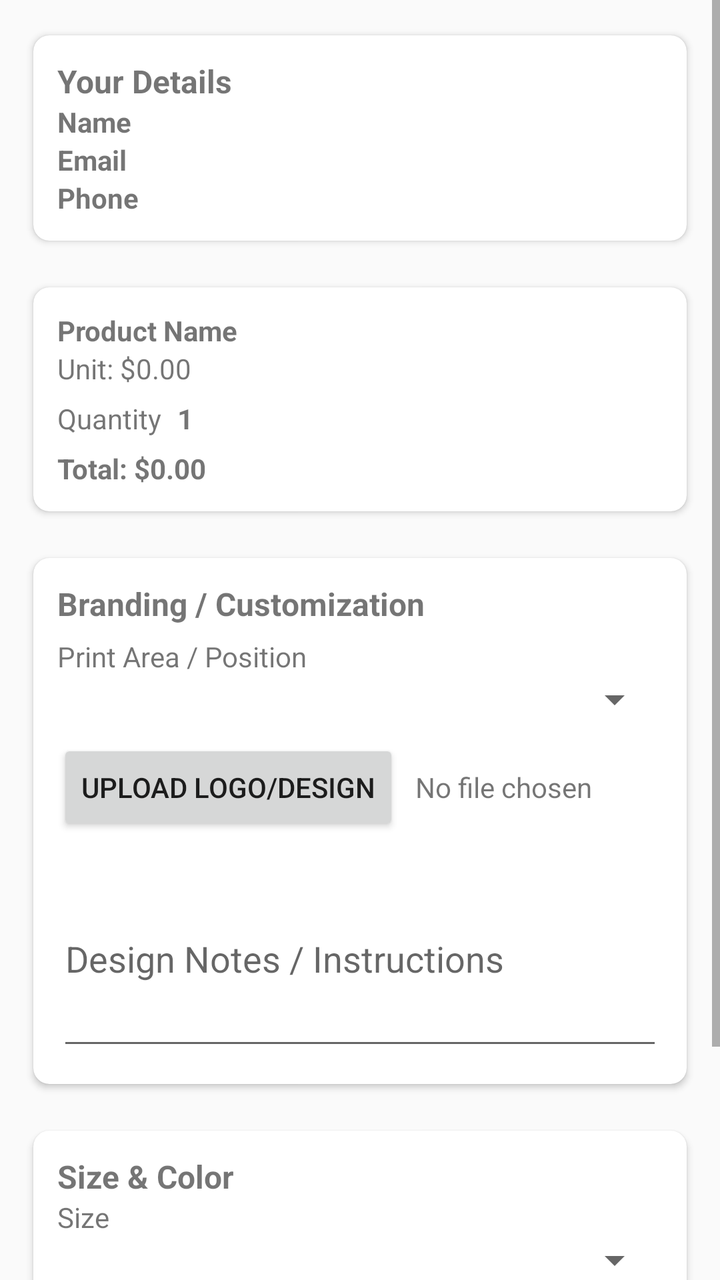
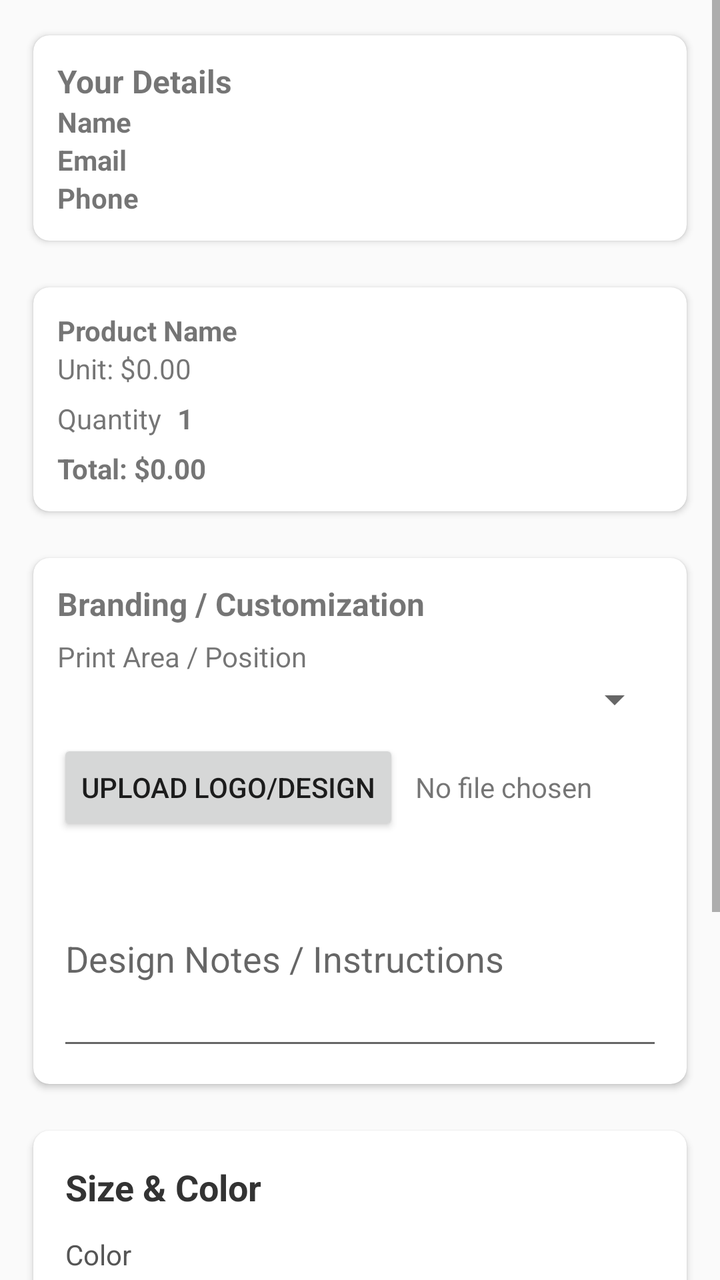

Two renders of the same Android screen: before a commit and after it. Below are the layout's source before the change and the commit's diff.
<!-- AndroidManifest.xml: application theme AppTheme -->
<!-- res/layout/activity_check_out2.xml -->
<?xml version="1.0" encoding="utf-8"?>
<ScrollView xmlns:android="http://schemas.android.com/apk/res/android"
    android:layout_width="match_parent"
    android:layout_height="match_parent"
    xmlns:app="http://schemas.android.com/apk/res-auto">

    <LinearLayout
        android:layout_width="match_parent"
        android:layout_height="wrap_content"
        android:orientation="vertical"
        android:padding="12dp">

        
        <androidx.cardview.widget.CardView
            android:layout_width="match_parent"
            android:layout_height="wrap_content"
            android:layout_marginBottom="12dp"
            android:elevation="4dp"
            app:cardUseCompatPadding="true"
            app:cardCornerRadius="8dp">

            <LinearLayout
                android:layout_width="match_parent"
                android:layout_height="wrap_content"
                android:orientation="vertical"
                android:padding="12dp">

                <TextView
                    android:layout_width="match_parent"
                    android:layout_height="wrap_content"
                    android:text="Your Details"
                    android:textStyle="bold"
                    android:textSize="16sp" />

                <TextView
                    android:id="@+id/txv_name"
                    android:layout_width="match_parent"
                    android:layout_height="wrap_content"
                    android:text="Name"
                    android:textStyle="bold" />

                <TextView
                    android:id="@+id/txv_email"
                    android:layout_width="match_parent"
                    android:layout_height="wrap_content"
                    android:text="Email"
                    android:textStyle="bold" />

                <TextView
                    android:id="@+id/txv_phoneNo"
                    android:layout_width="match_parent"
                    android:layout_height="wrap_content"
                    android:text="Phone"
                    android:textStyle="bold" />
            </LinearLayout>
        </androidx.cardview.widget.CardView>

        
        <androidx.cardview.widget.CardView
            android:layout_width="match_parent"
            android:layout_height="wrap_content"
            android:layout_marginBottom="12dp"
            android:elevation="4dp"
            app:cardUseCompatPadding="true"
            app:cardCornerRadius="8dp">

            <LinearLayout
                android:layout_width="match_parent"
                android:layout_height="wrap_content"
                android:orientation="vertical"
                android:padding="12dp">

                <TextView
                    android:id="@+id/txv_selected_service"
                    android:layout_width="match_parent"
                    android:layout_height="wrap_content"
                    android:text="Product Name"
                    android:textStyle="bold" />

                <TextView
                    android:id="@+id/txv_unit_price"
                    android:layout_width="match_parent"
                    android:layout_height="wrap_content"
                    android:text="Unit: $0.00" />

                <LinearLayout
                    android:layout_width="match_parent"
                    android:layout_height="wrap_content"
                    android:orientation="horizontal"
                    android:gravity="center_vertical"
                    android:layout_marginTop="6dp">

                    <TextView
                        android:layout_width="wrap_content"
                        android:layout_height="wrap_content"
                        android:text="Quantity"
                        android:layout_marginEnd="8dp" />

                    
                    <TextView
                        android:id="@+id/txv_quantity"
                        android:layout_width="wrap_content"
                        android:layout_height="wrap_content"
                        android:text="1"
                        android:textStyle="bold" />
                </LinearLayout>

                <TextView
                    android:id="@+id/txv_total_price"
                    android:layout_width="match_parent"
                    android:layout_height="wrap_content"
                    android:layout_marginTop="6dp"
                    android:text="Total: $0.00"
                    android:textStyle="bold" />
            </LinearLayout>
        </androidx.cardview.widget.CardView>

        
        <androidx.cardview.widget.CardView
            android:layout_width="match_parent"
            android:layout_height="wrap_content"
            android:layout_marginBottom="12dp"
            android:elevation="4dp"
            app:cardUseCompatPadding="true"
            app:cardCornerRadius="8dp">

            <LinearLayout
                android:layout_width="match_parent"
                android:layout_height="wrap_content"
                android:orientation="vertical"
                android:padding="12dp">

                <TextView
                    android:layout_width="match_parent"
                    android:layout_height="wrap_content"
                    android:text="Branding / Customization"
                    android:textStyle="bold"
                    android:textSize="16sp" />

                <TextView
                    android:visibility="gone"
                    android:layout_width="wrap_content"
                    android:layout_height="wrap_content"
                    android:text="Print Type" />

                <Spinner
                    android:visibility="gone"
                    android:id="@+id/sp_print_type"
                    android:layout_width="match_parent"
                    android:layout_height="wrap_content" />

                <TextView
                    android:layout_width="wrap_content"
                    android:layout_height="wrap_content"
                    android:layout_marginTop="6dp"
                    android:text="Print Area / Position" />

                <Spinner
                    android:id="@+id/sp_print_area"
                    android:layout_width="match_parent"
                    android:layout_height="wrap_content" />

                <LinearLayout
                    android:layout_width="match_parent"
                    android:layout_height="wrap_content"
                    android:orientation="horizontal"
                    android:layout_marginTop="8dp"
                    android:gravity="center_vertical">

                    <Button
                        android:id="@+id/btn_logo"
                        android:layout_width="wrap_content"
                        android:layout_height="wrap_content"
                        android:text="Upload Logo/Design" />

                    <TextView
                        android:id="@+id/txv_logo_name"
                        android:layout_width="wrap_content"
                        android:layout_height="wrap_content"
                        android:layout_marginStart="8dp"
                        android:text="No file chosen" />
                </LinearLayout>

                
                <EditText
                    android:id="@+id/edt_notes"
                    android:layout_width="match_parent"
                    android:layout_height="wrap_content"
                    android:layout_marginTop="8dp"
                    android:hint="Design Notes / Instructions"
                    android:inputType="textMultiLine"
                    android:minLines="4"
                    android:maxLines="6" />
            </LinearLayout>
        </androidx.cardview.widget.CardView>

        
        <androidx.cardview.widget.CardView
            android:layout_width="match_parent"
            android:layout_height="wrap_content"
            android:layout_marginBottom="12dp"
            android:elevation="4dp"
            app:cardUseCompatPadding="true"
            app:cardCornerRadius="8dp">

            <LinearLayout
                android:layout_width="match_parent"
                android:layout_height="wrap_content"
                android:orientation="vertical"
                android:padding="12dp">

                <TextView
                    android:layout_width="match_parent"
                    android:layout_height="wrap_content"
                    android:text="Size &amp; Color"
                    android:textStyle="bold"
                    android:textSize="16sp" />

                <TextView
                    android:layout_width="wrap_content"
                    android:layout_height="wrap_content"
                    android:text="Size" />

                <Spinner
                    android:id="@+id/sp_size"
                    android:layout_width="match_parent"
                    android:layout_height="wrap_content" />

                <TextView
                    android:layout_width="wrap_content"
                    android:layout_height="wrap_content"
                    android:layout_marginTop="8dp"
                    android:text="Color" />

                <Spinner
                    android:id="@+id/sp_color"
                    android:layout_width="match_parent"
                    android:layout_height="wrap_content" />
            </LinearLayout>
        </androidx.cardview.widget.CardView>

        
        <Button
            android:id="@+id/btn_add_to_cart"
            android:layout_width="match_parent"
            android:layout_height="wrap_content"
            android:text="ADD TO CART"
            android:textAllCaps="false"
            android:textStyle="bold"
            android:backgroundTint="@color/colorAccent"
            android:textColor="@android:color/white"
            android:padding="12dp" />

        <ProgressBar
            android:id="@+id/progressBar"
            android:layout_width="match_parent"
            android:layout_height="wrap_content"
            android:visibility="gone"
            android:layout_marginTop="8dp" />

    </LinearLayout>
</ScrollView>
<!-- resources referenced by this layout -->
<resources>
  <color name="colorAccent">#A6009A</color>
  <style name="AppTheme" parent="Theme.AppCompat.Light.DarkActionBar">
          
          <item name="colorPrimary">@color/colorPrimary</item>
          <item name="colorPrimaryDark">@color/colorPrimaryDark</item>
          <item name="colorAccent">@color/colorAccent</item>
      </style>
  <color name="colorPrimary">#0092DF</color>
  <color name="colorPrimaryDark">#0092DF</color>
</resources>

<!-- the commit's change to res/layout/activity_check_out2.xml (unified diff, before → after) -->
@@ -207,37 +207,139 @@
                 android:layout_width="match_parent"
                 android:layout_height="wrap_content"
                 android:orientation="vertical"
-                android:padding="12dp">
-
+                android:padding="16dp">
+
+                
                 <TextView
                     android:layout_width="match_parent"
                     android:layout_height="wrap_content"
                     android:text="Size &amp; Color"
                     android:textStyle="bold"
-                    android:textSize="16sp" />
-
+                    android:textSize="18sp"
+                    android:textColor="#333333" />
+
+                
                 <TextView
                     android:layout_width="wrap_content"
                     android:layout_height="wrap_content"
-                    android:text="Size" />
-
-                <Spinner
-                    android:id="@+id/sp_size"
-                    android:layout_width="match_parent"
-                    android:layout_height="wrap_content" />
-
-                <TextView
-                    android:layout_width="wrap_content"
-                    android:layout_height="wrap_content"
-                    android:layout_marginTop="8dp"
-                    android:text="Color" />
+                    android:layout_marginTop="12dp"
+                    android:text="Color"
+                    android:textSize="14sp"
+                    android:textColor="#555555" />
 
                 <Spinner
                     android:id="@+id/sp_color"
                     android:layout_width="match_parent"
-                    android:layout_height="wrap_content" />
+                    android:layout_height="wrap_content"
+                    android:layout_marginTop="4dp"
+                    android:background="@drawable/spinner_background"
+                    android:padding="8dp" />
+
+                
+                <TextView
+                    android:layout_width="wrap_content"
+                    android:layout_height="wrap_content"
+                    android:layout_marginTop="12dp"
+                    android:text="Size"
+                    android:textSize="14sp"
+                    android:textColor="#555555" />
+
+                
+                <LinearLayout
+                    android:layout_width="match_parent"
+                    android:layout_height="wrap_content"
+                    android:orientation="horizontal"
+                    android:gravity="center_vertical"
+                    android:layout_marginTop="4dp">
+
+                    <CheckBox
+                        android:id="@+id/cb_small"
+                        android:layout_width="wrap_content"
+                        android:layout_height="wrap_content"
+                        android:text="Small"
+                        android:textSize="14sp"
+                        android:textColor="#333333" />
+
+                    <EditText
+                        android:id="@+id/et_small_qty"
+                        android:layout_width="0dp"
+                        android:layout_height="wrap_content"
+                        android:layout_weight="1"
+                        android:layout_marginStart="16dp"
+                        android:hint="Quantity"
+                        android:inputType="number"
+                        android:enabled="false"
+                        android:background="@drawable/edittext_background"
+                        android:padding="8dp"
+                        android:textColor="#333333"
+                        android:textSize="14sp" />
+                </LinearLayout>
+
+                
+                <LinearLayout
+                    android:layout_width="match_parent"
+                    android:layout_height="wrap_content"
+                    android:orientation="horizontal"
+                    android:gravity="center_vertical"
+                    android:layout_marginTop="4dp">
+
+                    <CheckBox
+                        android:id="@+id/cb_medium"
+                        android:layout_width="wrap_content"
+                        android:layout_height="wrap_content"
+                        android:text="Medium"
+                        android:textSize="14sp"
+                        android:textColor="#333333" />
+
+                    <EditText
+                        android:id="@+id/et_medium_qty"
+                        android:layout_width="0dp"
+                        android:layout_height="wrap_content"
+                        android:layout_weight="1"
+                        android:layout_marginStart="16dp"
+                        android:hint="Quantity"
+                        android:inputType="number"
+                        android:enabled="false"
+                        android:background="@drawable/edittext_background"
+                        android:padding="8dp"
+                        android:textColor="#333333"
+                        android:textSize="14sp" />
+                </LinearLayout>
+
+                
+                <LinearLayout
+                    android:layout_width="match_parent"
+                    android:layout_height="wrap_content"
+                    android:orientation="horizontal"
+                    android:gravity="center_vertical"
+                    android:layout_marginTop="4dp">
+
+                    <CheckBox
+                        android:id="@+id/cb_large"
+                        android:layout_width="wrap_content"
+                        android:layout_height="wrap_content"
+                        android:text="Large"
+                        android:textSize="14sp"
+                        android:textColor="#333333" />
+
+                    <EditText
+                        android:id="@+id/et_large_qty"
+                        android:layout_width="0dp"
+                        android:layout_height="wrap_content"
+                        android:layout_weight="1"
+                        android:layout_marginStart="16dp"
+                        android:hint="Quantity"
+                        android:inputType="number"
+                        android:enabled="false"
+                        android:background="@drawable/edittext_background"
+                        android:padding="8dp"
+                        android:textColor="#333333"
+                        android:textSize="14sp" />
+                </LinearLayout>
+
             </LinearLayout>
         </androidx.cardview.widget.CardView>
+
 
         
         <Button
<!-- resource entries referenced after the edit -->
@@ -1,6 +1,28 @@
 <!-- resources referenced by this layout -->
 <resources>
   <color name="colorAccent">#A6009A</color>
+  <!-- drawable edittext_background (drawable) -->
+  <?xml version="1.0" encoding="utf-8"?>
+  <shape xmlns:android="http://schemas.android.com/apk/res/android" android:shape="rectangle">
+      <solid android:color="@android:color/white" />
+      <stroke android:width="1dp" android:color="@android:color/darker_gray" />
+      <corners android:radius="4dp" />
+      <padding android:left="8dp" android:top="8dp" android:right="8dp" android:bottom="8dp" />
+  </shape>
+  <!-- drawable spinner_background (drawable) -->
+  <?xml version="1.0" encoding="utf-8"?>
+  <shape xmlns:android="http://schemas.android.com/apk/res/android">
+      <solid android:color="#FFFFFF"/>
+      <corners android:radius="8dp"/>
+      <stroke
+          android:width="1dp"
+          android:color="#CCCCCC"/>
+      <padding
+          android:left="8dp"
+          android:top="8dp"
+          android:right="8dp"
+          android:bottom="8dp"/>
+  </shape>
   <style name="AppTheme" parent="Theme.AppCompat.Light.DarkActionBar">
           
           <item name="colorPrimary">@color/colorPrimary</item>
